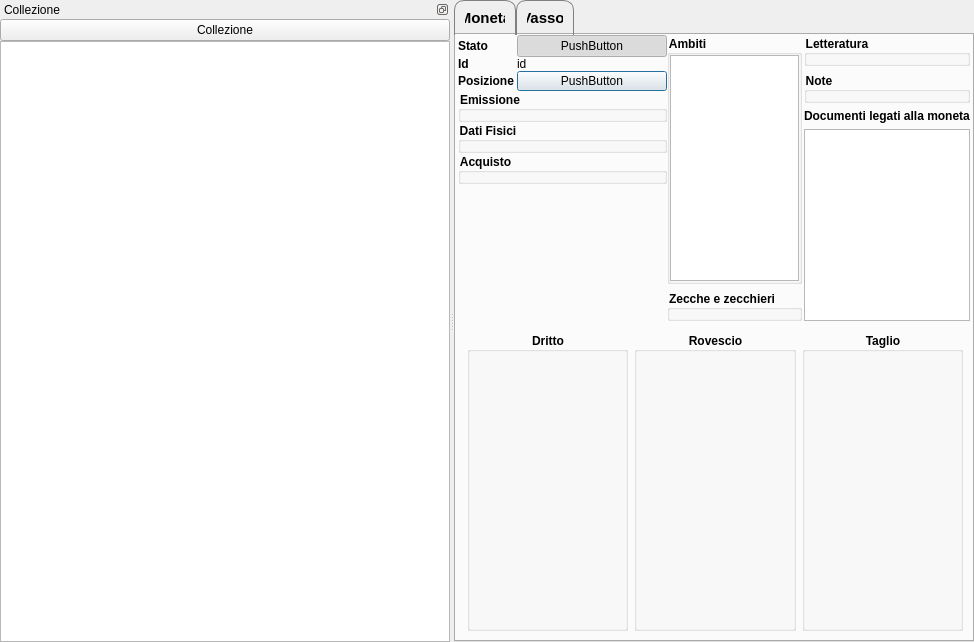
The window that GestCollOnQt/GUI/Moneta/Moneta/monetaform.ui (mirkoviviani76/gestcoll) describes before a commit, drawn with Qt 5.
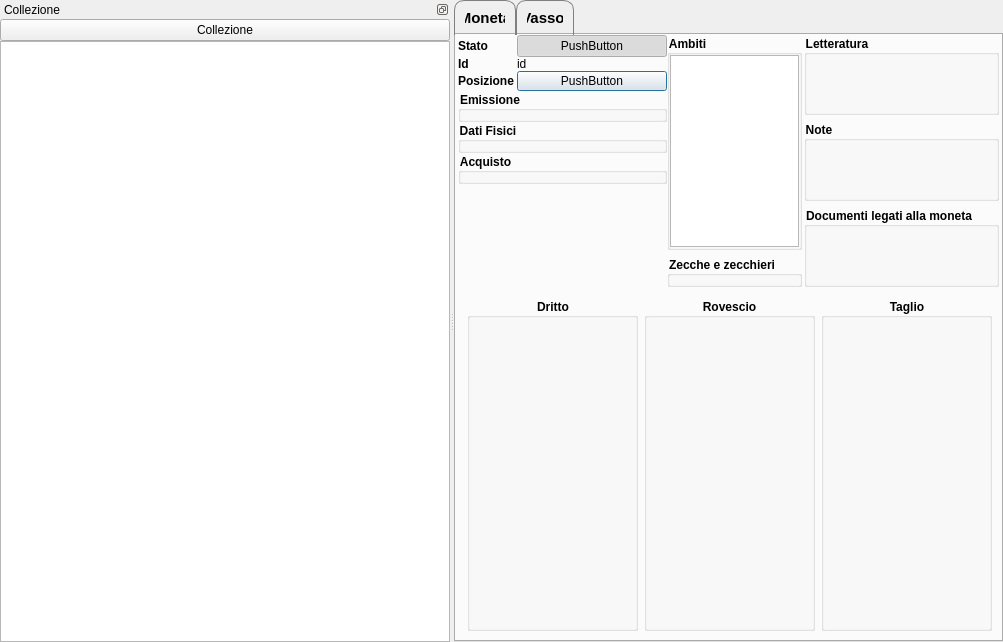
The same window after the commit. Icons and pictures are not drawn. Custom widgets are drawn as their Qt base class.

Commit message: Sistemato modello biblioteca (da sistemare meglio delegato) Sistemato modello documenti

```diff
--- a/GestCollOnQt/GUI/Moneta/Moneta/monetaform.ui
+++ b/GestCollOnQt/GUI/Moneta/Moneta/monetaform.ui
@@ -6,7 +6,7 @@
    <rect>
     <x>0</x>
     <y>0</y>
-    <width>961</width>
+    <width>980</width>
     <height>642</height>
    </rect>
   </property>
@@ -405,26 +405,10 @@
                </widget>
               </item>
               <item>
-               <widget class="QLabel" name="label_9">
-                <property name="font">
-                 <font>
-                  <weight>75</weight>
-                  <bold>true</bold>
-                 </font>
-                </property>
-                <property name="text">
+               <widget class="ItemAddizionaliWidget" name="documenti">
+                <property name="title">
                  <string>Documenti legati alla moneta</string>
                 </property>
-                <property name="buddy">
-                 <cstring>documenti</cstring>
-                </property>
-               </widget>
-              </item>
-              <item>
-               <widget class="QListView" name="documenti">
-                <property name="alternatingRowColors">
-                 <bool>true</bool>
-                </property>
                </widget>
               </item>
              </layout>
@@ -593,6 +577,12 @@
    <header>letteraturaform.h</header>
    <container>1</container>
   </customwidget>
+  <customwidget>
+   <class>ItemAddizionaliWidget</class>
+   <extends>QGroupBox</extends>
+   <header>itemaddizionaliwidget.h</header>
+   <container>1</container>
+  </customwidget>
  </customwidgets>
  <tabstops>
   <tabstop>ambiti</tabstop>
```
Left out of the diff: 1 changed line with no effect on the pictures. The commit also changes 30 other files.
